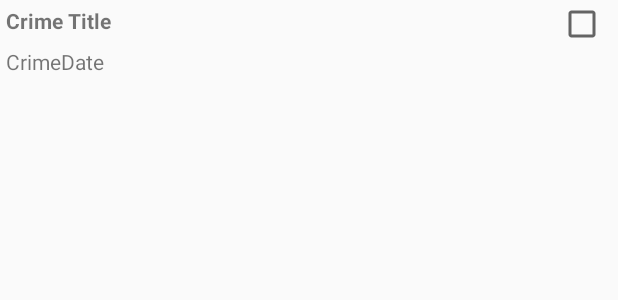
After one commit to javierdiegof/CriminalIntentCurso, an Android app: the layout list_item_crime.xml on its own in the app's theme, with its tools: preview values and no code run, on a phone screen of 412 x 824 dp. The commit adds this screen. Shown: the top 300 px of the screen. Run offline under Robolectric (Android 15) with nearby library versions, the phone set to English and light mode, and no system bars.

Commit message:
Carga adecuadamente el RecyclerView con 100 elementos inventados y presenta un Toast cuando se da click a cualquiera de ellos

```diff
--- a/app/build.gradle
+++ b/app/build.gradle
@@ -20,11 +20,12 @@ android {
 }
 
 dependencies {
-    compile fileTree(dir: 'libs', include: ['*.jar'])
+    compile fileTree(include: ['*.jar'], dir: 'libs')
     androidTestCompile('com.android.support.test.espresso:espresso-core:2.2.2', {
         exclude group: 'com.android.support', module: 'support-annotations'
     })
     compile 'com.android.support:appcompat-v7:25.3.1'
     compile 'com.android.support.constraint:constraint-layout:1.0.2'
     testCompile 'junit:junit:4.12'
+    compile 'com.android.support:recyclerview-v7:25.3.1'
 }
--- a/app/src/main/AndroidManifest.xml
+++ b/app/src/main/AndroidManifest.xml
@@ -10,12 +10,14 @@
         android:supportsRtl="true"
         android:theme="@style/AppTheme">
         <activity android:name=".CrimeActivity">
+        </activity>
+        <activity android:name=".CrimeListActivity">
             <intent-filter>
                 <action android:name="android.intent.action.MAIN"/>
-
                 <category android:name="android.intent.category.LAUNCHER"/>
             </intent-filter>
         </activity>
+
     </application>
 
 </manifest>
--- /dev/null
+++ b/app/src/main/res/layout/fragment_crime_list.xml
@@ -0,0 +1,6 @@
+<?xml version="1.0" encoding="utf-8"?>
+<android.support.v7.widget.RecyclerView
+    xmlns:android="http://schemas.android.com/apk/res/android"
+    android:id="@+id/crime_recycler_view"
+    android:layout_width="match_parent"
+    android:layout_height="match_parent"/>
--- /dev/null
+++ b/app/src/main/res/layout/list_item_crime.xml
@@ -0,0 +1,32 @@
+<?xml version="1.0" encoding="utf-8"?>
+<RelativeLayout
+    xmlns:android="http://schemas.android.com/apk/res/android"
+    xmlns:tools="http://schemas.android.com/tools"
+    android:layout_width="match_parent"
+    android:layout_height="wrap_content">
+
+    <CheckBox
+        android:id="@+id/list_item_crime_solved_check_box"
+        android:layout_width="wrap_content"
+        android:layout_height="wrap_content"
+        android:layout_alignParentRight="true"
+        android:clickable="false"
+        android:padding="4dp"/>
+    <TextView
+        android:id="@+id/list_item_crime_title_text_view"
+        android:layout_width="match_parent"
+        android:layout_height="wrap_content"
+        android:layout_toLeftOf="@id/list_item_crime_solved_check_box"
+        android:textStyle="bold"
+        android:padding="4dp"
+        tools:text="Crime Title"/>
+    <TextView
+        android:id="@+id/list_item_crime_date_text_view"
+        android:layout_width="match_parent"
+        android:layout_height="wrap_content"
+        android:layout_toLeftOf="@id/list_item_crime_solved_check_box"
+        android:layout_below="@id/list_item_crime_title_text_view"
+        android:padding="4dp"
+        tools:text="CrimeDate"/>
+
+</RelativeLayout>
```
Also changed, not shown: app/src/main/java/com/cursoslicad/android/criminalintent/CrimeActivity.java (+3 -17 lines), app/src/main/java/com/cursoslicad/android/criminalintent/CrimeLab.java (added, +48 -0 lines), app/src/main/java/com/cursoslicad/android/criminalintent/CrimeListActivity.java (added, +13 -0 lines), app/src/main/java/com/cursoslicad/android/criminalintent/CrimeListFragment.java (added, +118 -0 lines), app/src/main/java/com/cursoslicad/android/criminalintent/SingleFragmentActivity.java (added, +31 -0 lines), app/src/main/res/layout/activity_fragment.xml (renamed from app/src/main/res/layout/activity_crime.xml).
